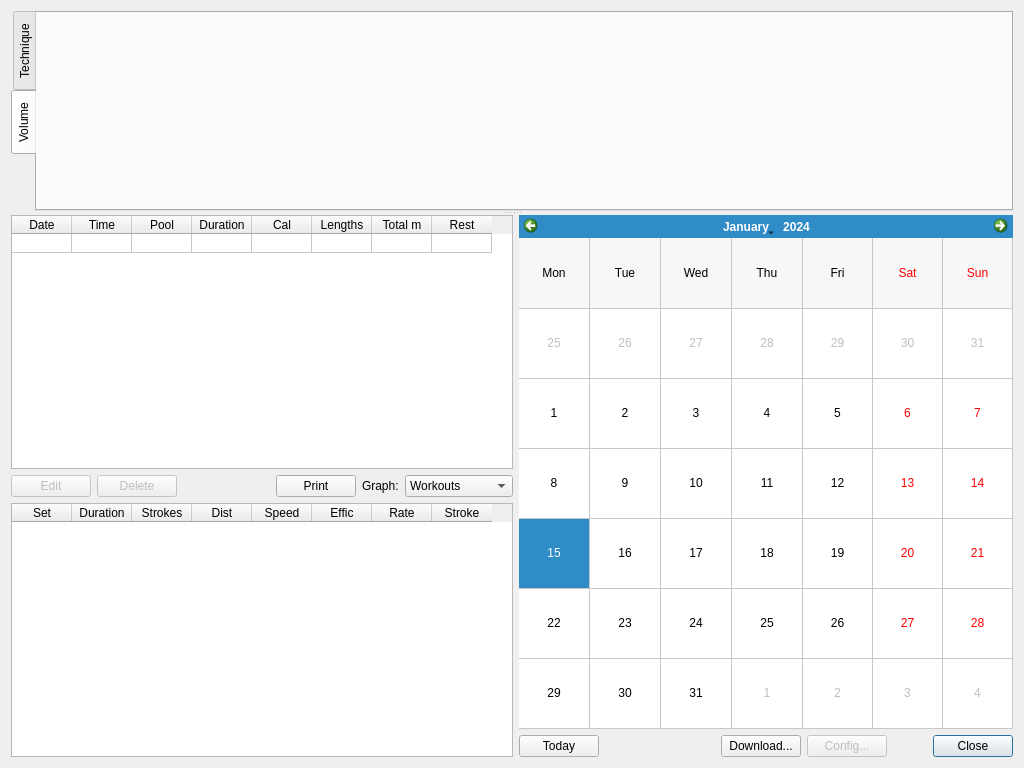
First picture: the form in ui/summary.ui, repository ihewitt/poolviewer, before the edit.
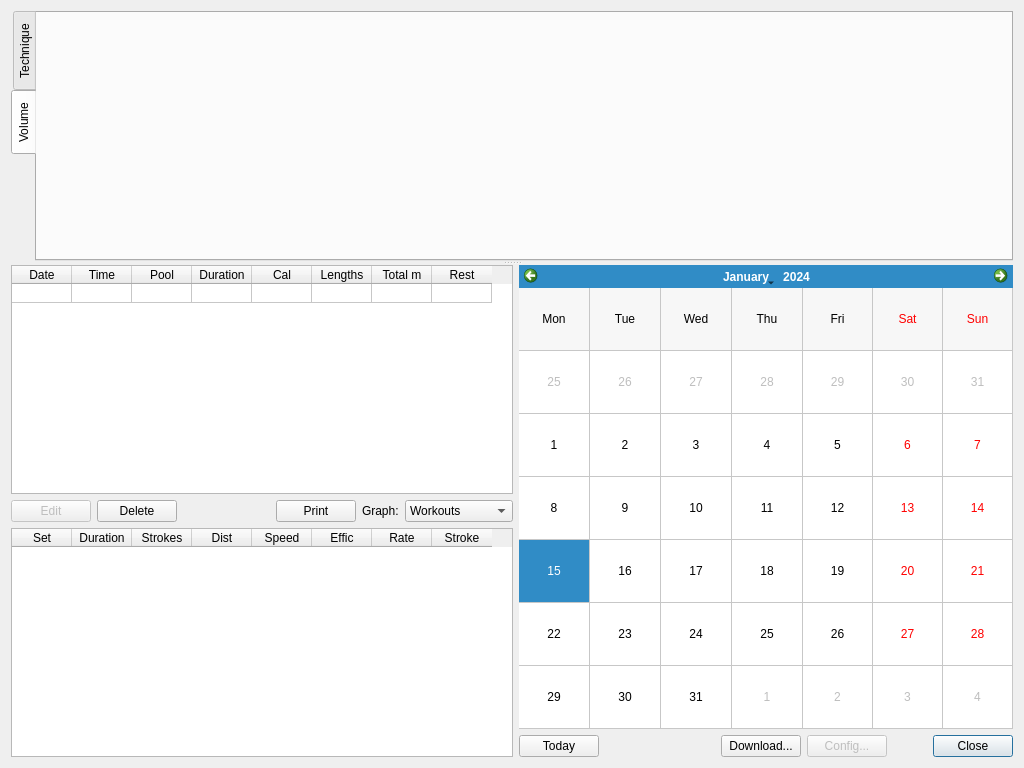
Second picture: the form after the edit. The open tabs and pages were chosen to show the change. Custom widgets are drawn as their Qt base class.

The edit to the form file:
```diff
--- a/ui/summary.ui
+++ b/ui/summary.ui
@@ -20,10 +20,16 @@
      <enum>Qt::Vertical</enum>
     </property>
     <widget class="QTabWidget" name="tabs">
+      <property name="sizePolicy">
+       <sizepolicy hsizetype="Expanding" vsizetype="Maximum">
+        <horstretch>0</horstretch>
+        <verstretch>0</verstretch>
+       </sizepolicy>
+      </property>
      <property name="minimumSize">
       <size>
        <width>0</width>
-       <height>200</height>
+        <height>250</height>
       </size>
      </property>
      <property name="tabPosition">
@@ -190,7 +196,7 @@
           <item>
            <widget class="QPushButton" name="deleteButton">
             <property name="enabled">
-             <bool>false</bool>
+              <bool>true</bool>
             </property>
             <property name="text">
              <string>Delete</string>
```
Left out of the diff: 35 changed lines with no effect on the pictures. Lines whose indentation alone changed are shown as unchanged.
